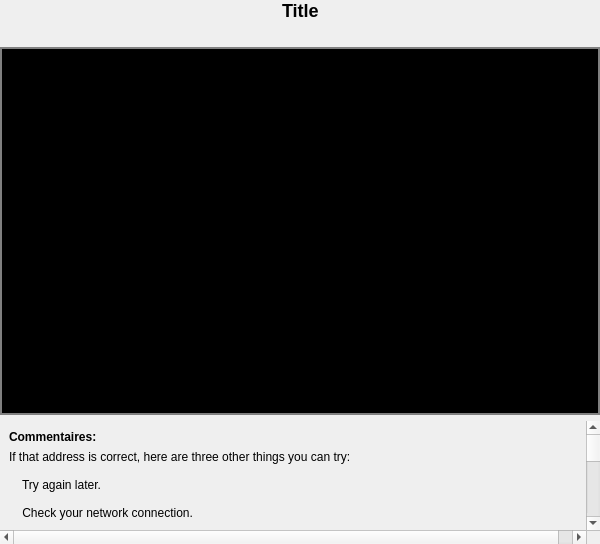
Qt form dev/views/assets/central_side.ui (yvesjordan06/pylearner) before a commit.
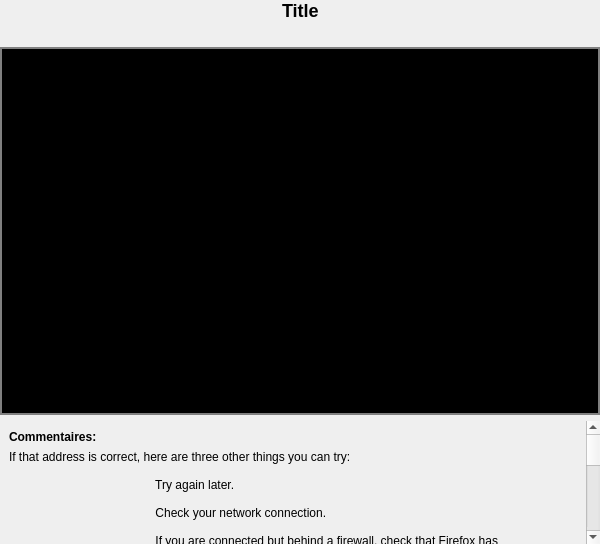
The same form after that commit.

```diff
--- a/dev/views/assets/central_side.ui
+++ b/dev/views/assets/central_side.ui
@@ -150,25 +150,29 @@
          <property name="text">
           <string>If that address is correct, here are three other things you can try:
 
-    Try again later.
+                                            Try again later.
 
-    Check your network connection.
-    
-    If you are connected but behind a firewall, check that Firefox has permission to access the Web.
-    But you should know that i don't give a fuck about what they think about me
-    I am a though nigga and I can shit everybody for your love
-    Je ne sais meme plus quoi ecrire mais je veux juste remplir les lignes
-    Ce motherfucker texte me fiche deje les jetons. J'en ai marre
-    Aparement je dois continuer d'ecrire je ne sais quoi
-    Mais il faut quand meme que je continue
-    Je ne sais pas si tout va bien mais ca ira sans aucun doute
-    Je suis sure que tout ira bien
-    Je ne sais pas qui est Malcomn X
-    Davido est un chanteur Africain et Chris Brown un Americain
+                                            Check your network connection.
 
-    Drake est mon meilleur rappeur US. J'aime pratiquement tous ces sons
-    Je ne suis pas un musicien de quel que sorte que ce soit car je sne suis pas talentueux
-    Je pourrai bien entrainer mes enfants plus tard a jouer des instruments car c'est bien pour ameliorer leur QI</string>
+                                            If you are connected but behind a firewall, check that Firefox has
+                                            permission to access the Web.
+                                            But you should know that i don't give a fuck about what they think about me
+                                            I am a though nigga and I can shit everybody for your love
+                                            Je ne sais meme plus quoi ecrire mais je veux juste remplir les lignes
+                                            Ce motherfucker texte me fiche deje les jetons. J'en ai marre
+                                            Aparement je dois continuer d'ecrire je ne sais quoi
+                                            Mais il faut quand meme que je continue
+                                            Je ne sais pas si tout va bien mais ca ira sans aucun doute
+                                            Je suis sure que tout ira bien
+                                            Je ne sais pas qui est Malcomn X
+                                            Davido est un chanteur Africain et Chris Brown un Americain
+
+                                            Drake est mon meilleur rappeur US. J'aime pratiquement tous ces sons
+                                            Je ne suis pas un musicien de quel que sorte que ce soit car je sne suis pas
+                                            talentueux
+                                            Je pourrai bien entrainer mes enfants plus tard a jouer des instruments car
+                                            c'est bien pour ameliorer leur QI
+                                        </string>
          </property>
         </widget>
        </item>
```
Left out of the diff: 32 changed lines with no effect on the pictures. Lines whose indentation alone changed are shown as unchanged.
